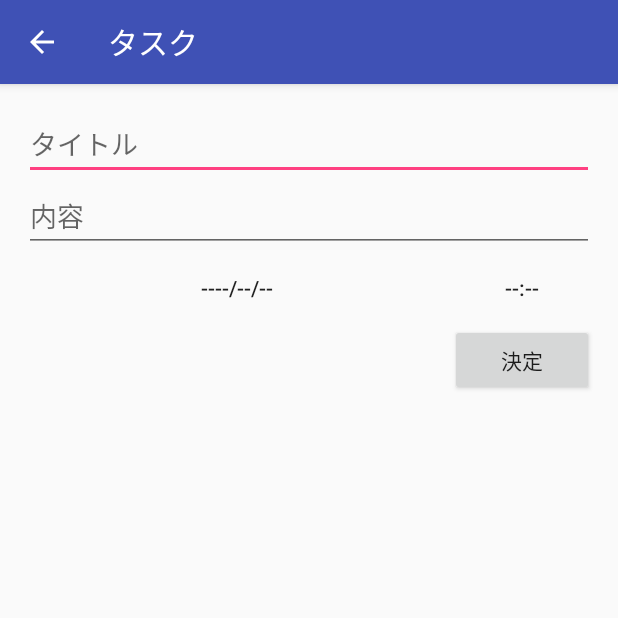
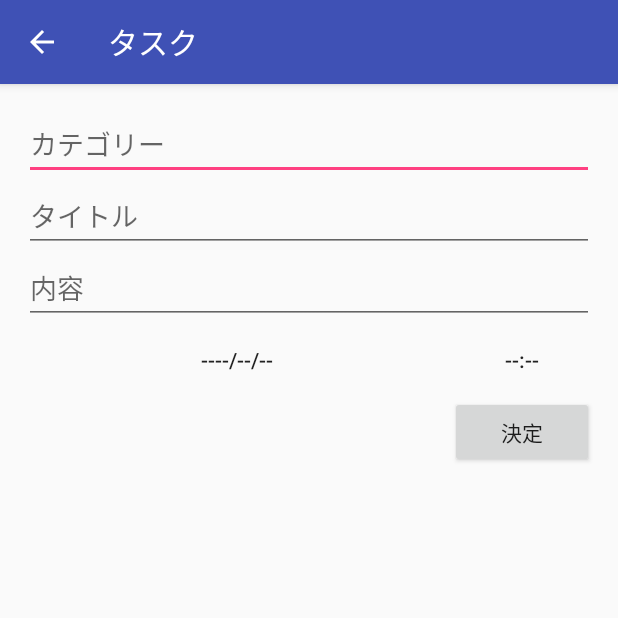
Before and after one commit to yhagi299/TaskApp, an Android app: the screen it shows after launch (InputActivity), after a tap on an icon or button, on a phone screen of 412 x 824 dp, the top half of it. Run offline under Robolectric (Android 15) with nearby library versions, the phone set to English and light mode, and no system bars; libraries missing offline, so code that uses them is left out: io.realm; 13 statements that could not run were skipped.

Commit message:
課題追加

```diff
--- a/app/src/main/java/jp/techacademy/yasufumi/hagiwara/taskapp/InputActivity.java
+++ b/app/src/main/java/jp/techacademy/yasufumi/hagiwara/taskapp/InputActivity.java
@@ -25,7 +25,7 @@ public class InputActivity extends AppCompatActivity {
 
     private int mYear, mMonth, mDay, mHour, mMinute;
     private Button mDateButton, mTimeButton;
-    private EditText mTitleEdit, mContentEdit;
+    private EditText mTitleEdit, mContentEdit, mCategoryEdit;
     private Task mTask;
     private View.OnClickListener mOnDateClickListener = new View.OnClickListener() {
         @Override
@@ -89,6 +89,7 @@ public class InputActivity extends AppCompatActivity {
         findViewById(R.id.done_button).setOnClickListener(mOnDoneClickListener);
         mTitleEdit = (EditText) findViewById(R.id.title_edit_text);
         mContentEdit = (EditText) findViewById(R.id.content_edit_text);
+        mCategoryEdit = (EditText) findViewById(R.id.category_edit_text);
 
         Intent intent = getIntent();
         int taskId = intent.getIntExtra(MainActivity.EXTRA_TASK, -1);
@@ -106,6 +107,7 @@ public class InputActivity extends AppCompatActivity {
         } else {
             mTitleEdit.setText(mTask.getTitle());
             mContentEdit.setText(mTask.getContents());
+            mCategoryEdit.setText(mTask.getCategory());
 
             Calendar calendar = Calendar.getInstance();
             mYear = calendar.get(Calendar.YEAR);
@@ -142,9 +144,11 @@ public class InputActivity extends AppCompatActivity {
 
         String title = mTitleEdit.getText().toString();
         String content = mContentEdit.getText().toString();
+        String category = mCategoryEdit.getText().toString();
 
         mTask.setTitle(title);
         mTask.setContents(content);
+        mTask.setCategory(category);
         GregorianCalendar calendar = new GregorianCalendar(mYear,mMonth,mDay,mHour,mMinute);
         Date date = calendar.getTime();
         mTask.setDate(date);
--- a/app/src/main/java/jp/techacademy/yasufumi/hagiwara/taskapp/MainActivity.java
+++ b/app/src/main/java/jp/techacademy/yasufumi/hagiwara/taskapp/MainActivity.java
@@ -8,9 +8,16 @@ import android.os.Bundle;
 import android.support.design.widget.FloatingActionButton;
 import android.support.v7.app.AlertDialog;
 import android.support.v7.app.AppCompatActivity;
+import android.util.Log;
 import android.view.View;
 import android.widget.AdapterView;
+import android.widget.ArrayAdapter;
 import android.widget.ListView;
+import android.widget.Spinner;
+
+import java.util.ArrayList;
+import java.util.Arrays;
+import java.util.List;
 
 import io.realm.Realm;
 import io.realm.RealmChangeListener;
@@ -30,6 +37,11 @@ public class MainActivity extends AppCompatActivity {
 
     private ListView mListView;
     private TaskAdapter mTaskAdapter;
+
+    private Spinner mSpinner;
+    private List<String> mSpinnerList = Arrays.asList("NN");
+    private String spinnerItems[] = {"test", "aaa"};
+
 
     @Override
     protected void onCreate(Bundle savedInstanceState) {
@@ -52,6 +64,37 @@ public class MainActivity extends AppCompatActivity {
         //ListView設定
         mTaskAdapter = new TaskAdapter(MainActivity.this);
         mListView = (ListView) findViewById(R.id.listView1);
+
+        //spinner
+        mSpinner = findViewById(R.id.find_spinner);
+
+
+        mSpinner.setOnItemSelectedListener(new AdapterView.OnItemSelectedListener() {
+            @Override
+            public void onItemSelected(AdapterView<?> parent, View view, int position, long id) {
+                Spinner spinner1 = (Spinner)parent;
+                String item = (String)mSpinner.getSelectedItem();
+                Log.d("Spinner", item);
+
+                if (item != "すべて"){
+                    RealmResults<Task> find_list = mRealm.where(Task.class).equalTo("category",item).findAll();
+                    mTaskAdapter.setTaskList(mRealm.copyFromRealm(find_list));
+
+                    mListView.setAdapter(mTaskAdapter);
+                } else {
+                    RealmResults<Task> all_list = mRealm.where(Task.class).findAllSorted("date", Sort.DESCENDING);
+                    mTaskAdapter.setTaskList(mRealm.copyFromRealm(all_list));
+                    mListView.setAdapter(mTaskAdapter);
+                }
+
+            }
+
+            @Override
+            public void onNothingSelected(AdapterView<?> parent) {
+
+            }
+        });
+
 
         //ListViewをタップした時の処理
         mListView.setOnItemClickListener(new AdapterView.OnItemClickListener() {
@@ -116,6 +159,29 @@ public class MainActivity extends AppCompatActivity {
 
 
     private void reloadListView() {
+        //Spinner
+        mSpinnerList = new ArrayList<String>();
+
+        RealmResults<Task> allCategory = mRealm.where(Task.class).distinct("category");
+        List<Task>  test_list = mRealm.copyFromRealm(allCategory);
+        int num = test_list.size();
+        String category;
+
+        for (int i =0; i < num+1; i++){
+            if(i == num){
+                category = "すべて";
+            } else {
+                category = test_list.get(i).getCategory();
+            }
+            mSpinnerList.add(category);
+        }
+
+        ArrayAdapter<String> adapter = new ArrayAdapter<>(this, android.R.layout.simple_spinner_item, mSpinnerList);
+        adapter.setDropDownViewResource(android.R.layout.simple_spinner_dropdown_item);
+        mSpinner.setAdapter(adapter);
+
+
+        //listView
         RealmResults<Task> taskRealmResults = mRealm.where(Task.class).findAllSorted("date", Sort.DESCENDING);
 
         mTaskAdapter.setTaskList(mRealm.copyFromRealm(taskRealmResults));
--- a/app/src/main/java/jp/techacademy/yasufumi/hagiwara/taskapp/TaskAdapter.java
+++ b/app/src/main/java/jp/techacademy/yasufumi/hagiwara/taskapp/TaskAdapter.java
@@ -52,7 +52,7 @@ public class TaskAdapter extends BaseAdapter {
         TextView textView1 = (TextView) convertView.findViewById(android.R.id.text1);
         TextView textView2 = (TextView) convertView.findViewById(android.R.id.text2);
 
-        textView1.setText(mTaskList.get(position).getTitle());
+        textView1.setText(mTaskList.get(position).getTitle() + "(" + mTaskList.get(position).getCategory() + ")");
 
         SimpleDateFormat simpleDateFormat = new SimpleDateFormat("yyyy-MM-dd HH:mm", Locale.JAPANESE);
         Date date = mTaskList.get(position).getDate();
--- a/app/src/main/res/layout/content_input.xml
+++ b/app/src/main/res/layout/content_input.xml
@@ -14,9 +14,16 @@
     tools:showIn="@layout/activity_input">
 
     <EditText
+        android:id="@+id/category_edit_text"
+        android:layout_width="match_parent"
+        android:layout_height="wrap_content"
+        android:hint="カテゴリー"/>
+
+    <EditText
         android:id="@+id/title_edit_text"
         android:layout_width="match_parent"
         android:layout_height="wrap_content"
+        android:layout_below="@+id/category_edit_text"
         android:hint="タイトル"/>
 
     <EditText
```
Also changed, not shown: app/src/main/java/jp/techacademy/yasufumi/hagiwara/taskapp/Task.java (+9 -3 lines), app/src/main/res/layout/activity_main.xml (+14 -1 lines).
